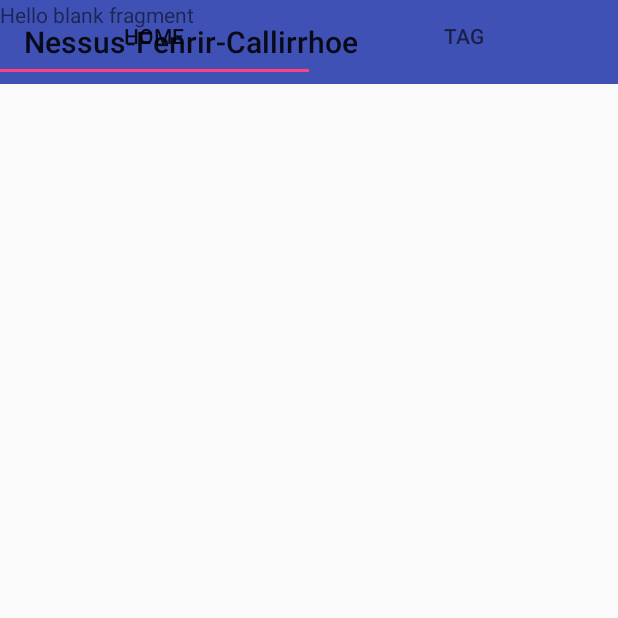
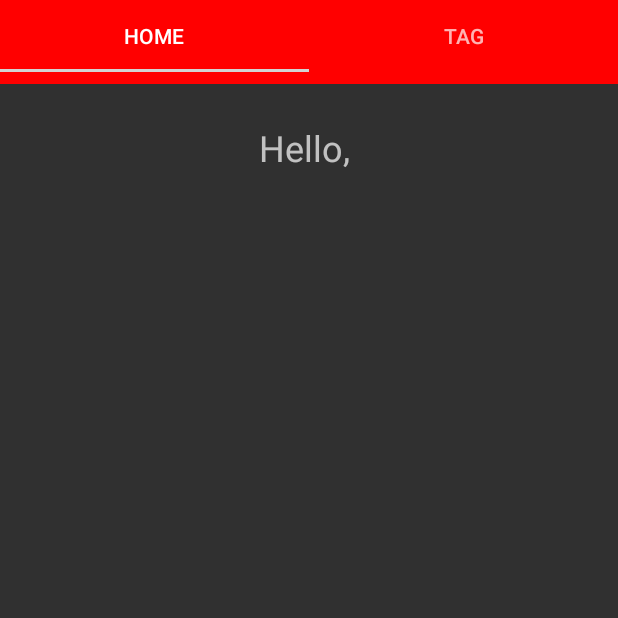
Before and after one commit to meAndyy/Nessus-Fenrir-Callirrhoe, an Android app: the screen it shows after launch once a user with an empty profile is signed in (NFCActivity), on a phone screen of 412 x 824 dp, the top half of it. Run offline under Robolectric (Android 15) with nearby library versions, the phone set to English and light mode, and no system bars; our stand-ins replace Firebase (no records; nobody signed in at launch, a user with empty details on screens opened directly).

Commit message:
Prototype finished

```diff
--- a/app/src/main/java/com/example/andy/nessus_fenrir_callirrhoe/MainFragment.java
+++ b/app/src/main/java/com/example/andy/nessus_fenrir_callirrhoe/MainFragment.java
@@ -7,11 +7,15 @@ import android.support.v4.app.Fragment;
 import android.view.LayoutInflater;
 import android.view.View;
 import android.view.ViewGroup;
+import android.widget.TextView;
 
+import com.google.firebase.auth.FirebaseAuth;
+import com.google.firebase.auth.FirebaseUser;
 
 
 public class MainFragment extends Fragment {
 
+    TextView txt;
 
     public MainFragment() {
         // Required empty public constructor
@@ -22,8 +26,13 @@ public class MainFragment extends Fragment {
     @Override
     public View onCreateView(LayoutInflater inflater, ViewGroup container,
                              Bundle savedInstanceState) {
-        // Inflate the layout for this fragment
-        return inflater.inflate(R.layout.fragment_main, container, false);
+        View v = inflater.inflate(R.layout.fragment_main, container, false);
+        txt = (TextView)v.findViewById(R.id.txt);
+
+        final FirebaseUser user = FirebaseAuth.getInstance().getCurrentUser();
+        String s = user.getEmail();
+        txt.setText("Hello, \n"+s);
+        return v;
     }
 
 }
--- a/app/src/main/java/com/example/andy/nessus_fenrir_callirrhoe/NFCmanager.java
+++ b/app/src/main/java/com/example/andy/nessus_fenrir_callirrhoe/NFCmanager.java
@@ -26,6 +26,7 @@ public class NFCmanager {
     private Activity activity;
     private NfcAdapter nfcAdpt;
     public String text;
+    public boolean check;
 
     public NFCmanager(Activity activity) {
         this.activity = activity;
@@ -156,10 +157,16 @@ public class NFCmanager {
         } catch (UnsupportedEncodingException e) {
             e.printStackTrace();
         }
-
+            check = true;
         //valueNfc.setText("NFC Content: " + text);
         return text;
     }
 
+    public String getText(){
+        return text;
+    }
 
+    public boolean isCheck(){
+        return check;
+    }
 }
--- a/app/src/main/java/com/example/andy/nessus_fenrir_callirrhoe/RWFragment.java
+++ b/app/src/main/java/com/example/andy/nessus_fenrir_callirrhoe/RWFragment.java
@@ -39,15 +39,33 @@ public class RWFragment extends Fragment {
     @Override
     public View onCreateView(LayoutInflater inflater, ViewGroup container,
                              Bundle savedInstanceState) {
-        // Inflate the layout for this fragment
         View v =  inflater.inflate(R.layout.fragment_rw, container, false);
         nfcMger = new NFCmanager(getActivity());
         check = false;
         valueNfc = (TextView)v.findViewById(R.id.valueNfc);
         logout = (Button) v.findViewById(R.id.Logout);
-        btnCheck = (Button) v.findViewById(R.id.btnCheck);
-      //  valueNfc.setText(nfcMger.sendTofragment());
+        final FirebaseAuth auth = FirebaseAuth.getInstance();
+
+
+
+        logout.setOnClickListener(new View.OnClickListener() {
+            @Override
+            public void onClick(View v) {
+                auth.signOut();
+                if(auth.getCurrentUser() == null){
+                    startActivity(new Intent(getActivity(), LoginActivity.class));
+                }
+            }
+        });
+
+
+        if (nfcMger.isCheck()){
+            valueNfc.setText(nfcMger.getText());
+        }
+
         return v;
     }
 
+
+
 }
--- a/app/src/main/res/layout/activity_nfc.xml
+++ b/app/src/main/res/layout/activity_nfc.xml
@@ -1,6 +1,7 @@
 <RelativeLayout xmlns:android="http://schemas.android.com/apk/res/android"
     android:layout_width="match_parent"
-    android:layout_height="match_parent">
+    android:layout_height="match_parent"
+    xmlns:app="http://schemas.android.com/apk/res-auto">
 
     <android.support.v7.widget.Toolbar
         android:id="@+id/toolbar"
@@ -11,7 +12,8 @@
     <android.support.design.widget.TabLayout
         android:id="@+id/tablayout"
         android:layout_width="match_parent"
-        android:layout_height="wrap_content"/>
+        android:layout_height="wrap_content"
+        app:tabIndicatorColor="@color/colorPrimaryDark"/>
 
     <android.support.v4.view.ViewPager
         android:id="@+id/pager"
--- a/app/src/main/res/layout/fragment_main.xml
+++ b/app/src/main/res/layout/fragment_main.xml
@@ -1,14 +1,18 @@
-<FrameLayout xmlns:android="http://schemas.android.com/apk/res/android"
+<RelativeLayout xmlns:android="http://schemas.android.com/apk/res/android"
     xmlns:tools="http://schemas.android.com/tools"
     android:layout_width="match_parent"
     android:layout_height="match_parent"
     tools:context="com.example.andy.nessus_fenrir_callirrhoe.MainFragment">
 
     <!-- TODO: Update blank fragment layout -->
+
     <TextView
-        android:id="@+id/textView"
-        android:layout_width="match_parent"
-        android:layout_height="match_parent"
-        android:text="@string/hello_blank_fragment" />
-
-</FrameLayout>
+        android:id="@+id/txt"
+        android:layout_width="wrap_content"
+        android:layout_height="wrap_content"
+        android:layout_alignParentTop="true"
+        android:layout_centerHorizontal="true"
+        android:layout_marginTop="82dp"
+        android:fontFamily="sans-serif"
+        android:textSize="24sp" />
+</RelativeLayout>
--- a/app/src/main/res/values/colors.xml
+++ b/app/src/main/res/values/colors.xml
@@ -1,6 +1,7 @@
 <?xml version="1.0" encoding="utf-8"?>
 <resources>
-    <color name="colorPrimary">#3F51B5</color>
-    <color name="colorPrimaryDark">#303F9F</color>
-    <color name="colorAccent">#FF4081</color>
+    <color name="colorPrimary">#FF0000</color>
+    <color name="colorPrimaryDark">#D3D3D3</color>
+    <color name="colorAccent">#FF0000</color>
+    <color name="windowBackground">#FFFFFF</color>
 </resources>
--- a/app/src/main/res/values/strings.xml
+++ b/app/src/main/res/values/strings.xml
@@ -1,5 +1,5 @@
 <resources>
-    <string name="app_name">Nessus-Fenrir-Callirrhoe</string>
+    <string name="app_name"> </string>
     <string name="email">Email</string>
     <string name="password">Password</string>
     <string name="Register">Register</string>
--- a/app/src/main/res/values/styles.xml
+++ b/app/src/main/res/values/styles.xml
@@ -1,13 +1,15 @@
 <resources>
 
     <!-- Base application theme. -->
-    <style name="AppTheme" parent="Theme.AppCompat.Light.DarkActionBar">
+    <style name="AppTheme" parent="Theme.AppCompat">
         <!-- Customize your theme here. -->
         <item name="colorPrimary">@color/colorPrimary</item>
         <item name="colorPrimaryDark">@color/colorPrimaryDark</item>
         <item name="colorAccent">@color/colorAccent</item>
+        <!--<item name="android:windowBackground">@color/windowBackground</item>-->
         <item name="windowActionBar">false</item>
         <item name="windowNoTitle">true</item>
+
     </style>
 
 </resources>
```
Also changed, not shown: app/src/main/java/com/example/andy/nessus_fenrir_callirrhoe/NFCActivity.java (+8 -5 lines), app/src/main/res/layout/fragment_rw.xml (+5 -25 lines), app/src/main/res/drawable/nfc_logo.png (added).
